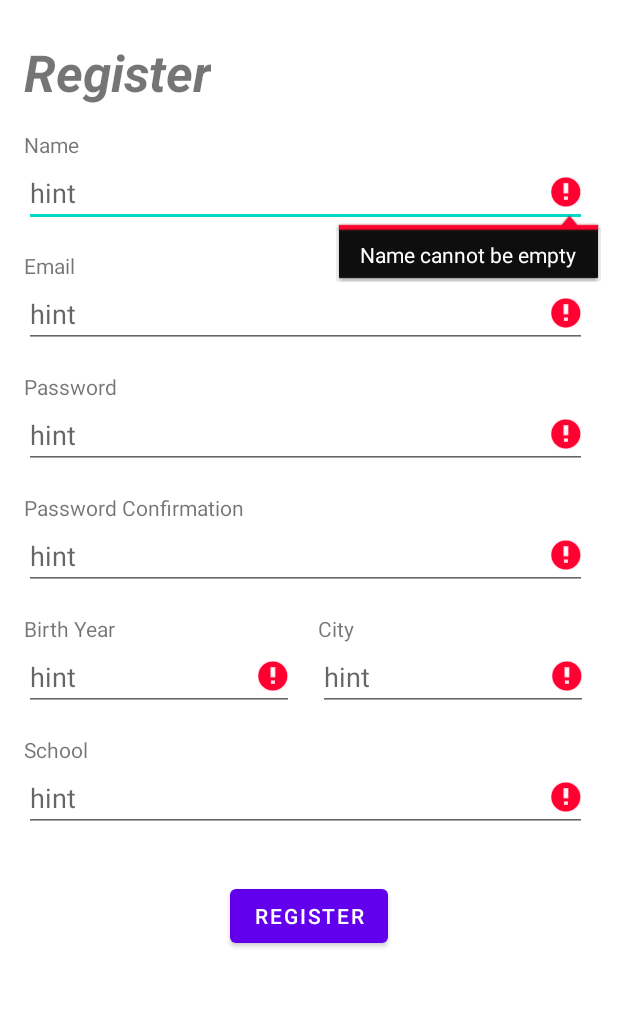
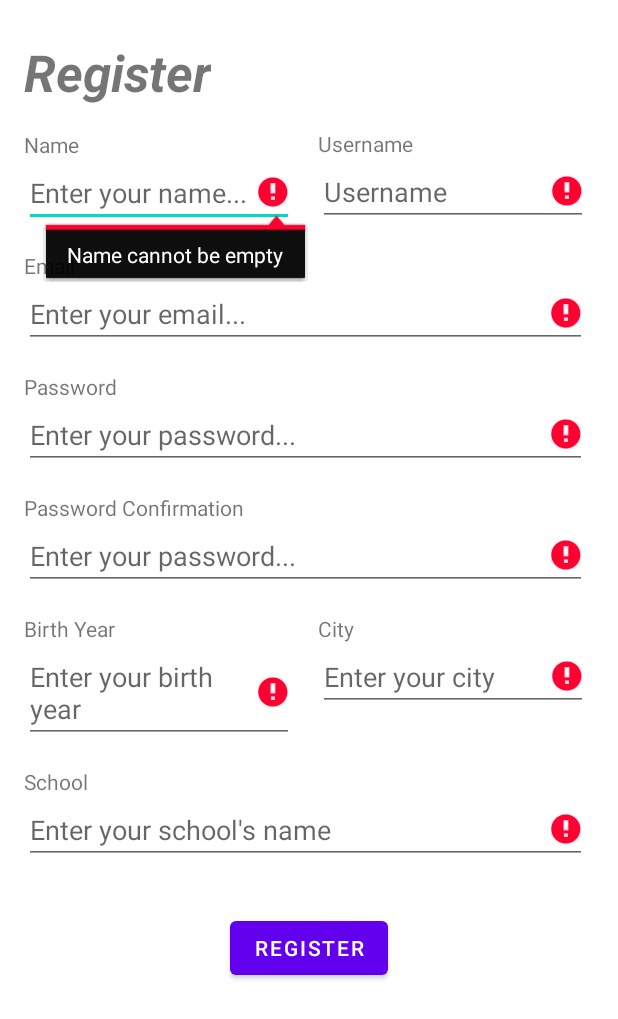
Before and after one commit to davidalex-dev/Sej11, an Android app: the RegisterActivity screen opened directly, with no data from a screen before it, after a tap on "REGISTER", on a phone screen of 412 x 824 dp. Shown: the top 1019 px of the screen. Run offline under Robolectric (Android 15) with nearby library versions, the phone set to English and light mode, and no system bars.

Commit message:
2nd commit for now

```diff
--- a/app/src/main/java/com/uc/sej11/repositories/AuthRepository.java
+++ b/app/src/main/java/com/uc/sej11/repositories/AuthRepository.java
@@ -55,12 +55,12 @@ public class AuthRepository {
         return tokenResponse;
     }
 
-    public MutableLiveData<RegisterResponse> register(String name, String email,
+    public MutableLiveData<RegisterResponse> register(String name, String email, String username,
                                                               String password, String password_confirmation,
                                                               String school, String city, String birthyear){
         MutableLiveData<RegisterResponse> registerResponse = new MutableLiveData<>();
 
-        apiService.register(name, email, password, password_confirmation, school, city, birthyear).enqueue(new Callback<RegisterResponse>() {
+        apiService.register(name, email, username, password, password_confirmation, school, city, birthyear).enqueue(new Callback<RegisterResponse>() {
             @Override
             public void onResponse(Call<RegisterResponse> call, Response<RegisterResponse> response) {
                 if(response.isSuccessful()){
--- a/app/src/main/java/com/uc/sej11/retrofit/ApiEndPoints.java
+++ b/app/src/main/java/com/uc/sej11/retrofit/ApiEndPoints.java
@@ -23,6 +23,7 @@ public interface ApiEndPoints {
     @FormUrlEncoded
     Call<RegisterResponse> register(@Field("name") String name,
                                     @Field("email") String email,
+                                    @Field("username") String username,
                                     @Field("password") String password,
                                     @Field("password_confirmation") String password_confirmation,
                                     @Field("school") String school,
@@ -31,4 +32,6 @@ public interface ApiEndPoints {
 
     @POST("logout")
     Call<JsonObject> logout();
+
+
 }
--- a/app/src/main/java/com/uc/sej11/view/Activities/RegisterActivity/RegisterActivity.java
+++ b/app/src/main/java/com/uc/sej11/view/Activities/RegisterActivity/RegisterActivity.java
@@ -6,6 +6,7 @@ import androidx.navigation.NavDirections;
 import androidx.navigation.Navigation;
 
 import android.os.Bundle;
+import android.util.Log;
 import android.view.View;
 import android.widget.Button;
 import android.widget.EditText;
@@ -18,11 +19,13 @@ import com.uc.sej11.R;
 
 public class RegisterActivity extends AppCompatActivity {
 
-    TextInputEditText register_name, register_email, register_pass, register_pass_confirm, register_year,
-            register_city, register_school;
+    TextInputEditText register_name, register_email, register_username, register_pass,
+            register_pass_confirm, register_year, register_city, register_school;
     Button btn_register;
 
     private RegisterViewModel registerViewModel;
+
+    private static final String TAG = "RegisterActivity";
 
     @Override
     protected void onCreate(Bundle savedInstanceState) {
@@ -35,14 +38,25 @@ public class RegisterActivity extends AppCompatActivity {
             public void onClick(View view) {
                 String name = register_name.getEditableText().toString().trim();
                 String email = register_email.getEditableText().toString().trim();
+                String username = register_username.getEditableText().toString().trim();
                 String pass = register_pass.getEditableText().toString().trim();
                 String cpass = register_pass_confirm.getEditableText().toString().trim();
                 String year = register_year.getEditableText().toString().trim();
                 String city = register_city.getEditableText().toString().trim();
                 String school  = register_school.getEditableText().toString().trim();
 
+                Log.d(TAG, "name is: " +name);
+                Log.d(TAG, "username is: " +username);
+                Log.d(TAG, "email is: " + email);
+                Log.d(TAG, "password is: " + pass);
+                Log.d(TAG, "password confirm: " + cpass);
+                Log.d(TAG, "year: " + year);
+                Log.d(TAG, "city: " + city);
+                Log.d(TAG, "school: " + school);
+
                 if(!register_name.getEditableText().toString().isEmpty()
                 && !register_email.getEditableText().toString().isEmpty()
+                && !register_username.getEditableText().toString().isEmpty()
                 && !register_pass.getEditableText().toString().isEmpty()
                 && !register_pass_confirm.getEditableText().toString().isEmpty()
                 && !register_year.getEditableText().toString().isEmpty()
@@ -52,32 +66,33 @@ public class RegisterActivity extends AppCompatActivity {
 
                     register_name.setError(null);
                     register_email.setError(null);
+                    register_username.setError(null);
                     register_pass.setError(null);
                     register_year.setError(null);
                     register_city.setError(null);
                     register_school.setError(null);
 
 
-                    if(register_pass != register_pass_confirm){
+                    if(!pass.equals(cpass)){
                         register_pass_confirm.setError("Password not the same as password confirmation!");
                     }else{
                         register_pass_confirm.setError(null);
                         Toast.makeText(getApplicationContext(), "Bingo!", Toast.LENGTH_SHORT).
                                 show();
 
-//                    registerViewModel.register(name, email, pass, cpass, school, city, year).observe(
-//                            RegisterActivity.this, registerResponse -> {
-//
-//                                if(registerResponse!=null){
-//                                    Toast.makeText(getApplicationContext(), "User has been registered successfully.",
-//                                            Toast.LENGTH_SHORT).show();
-//                                    finish();
-//                                }else{
-//                                    Toast.makeText(getApplicationContext(), "Register failed.", Toast.LENGTH_SHORT).
-//                                            show();
-//                                }
-//
-//                            });
+                    registerViewModel.register(name, email, username, pass, cpass, school, city, year).observe(
+                            RegisterActivity.this, registerResponse -> {
+
+                                if(registerResponse!=null){
+                                    Toast.makeText(getApplicationContext(), "User has been registered successfully.",
+                                            Toast.LENGTH_SHORT).show();
+                                    finish();
+                                }else{
+                                    Toast.makeText(getApplicationContext(), "Register failed.", Toast.LENGTH_SHORT).
+                                            show();
+                                }
+
+                            });
 
                     }
 
@@ -89,6 +104,10 @@ public class RegisterActivity extends AppCompatActivity {
 
                     if(register_email.getEditableText().toString().isEmpty()){
                         register_email.setError("Email cannot be empty");
+                    }
+
+                    if(register_username.getEditableText().toString().isEmpty()){
+                        register_username.setError("Username cannot be empty");
                     }
 
                     if(register_pass.getEditableText().toString().isEmpty()){
@@ -120,6 +139,7 @@ public class RegisterActivity extends AppCompatActivity {
     private void InitView() {
         register_name = findViewById(R.id.editText_register_name);
         register_email = findViewById(R.id.editText_register_email);
+        register_username = findViewById(R.id.editText_register_username);
         register_pass = findViewById(R.id.editText_register_password);
         register_pass_confirm = findViewById(R.id.editText_register_password_confirm);
         register_year = findViewById(R.id.editText_register_birthyear);
--- a/app/src/main/java/com/uc/sej11/view/Activities/RegisterActivity/RegisterViewModel.java
+++ b/app/src/main/java/com/uc/sej11/view/Activities/RegisterActivity/RegisterViewModel.java
@@ -18,10 +18,10 @@ public class RegisterViewModel extends AndroidViewModel {
         authRepository = AuthRepository.getInstance();
     }
 
-    public MutableLiveData<RegisterResponse> register(String name, String email,
+    public MutableLiveData<RegisterResponse> register(String name, String email, String username,
                                                       String password, String password_confirmation,
                                                       String school, String city, String birthyear){
-        return authRepository.register(name, email, password, password_confirmation, school, city,
-                birthyear);
+        return authRepository.register(name, email, username, password, password_confirmation,
+                school, city, birthyear);
     }
 }
--- a/app/src/main/java/com/uc/sej11/view/Activities/SplashActivity.java
+++ b/app/src/main/java/com/uc/sej11/view/Activities/SplashActivity.java
@@ -25,6 +25,11 @@ public class SplashActivity extends AppCompatActivity {
         new Handler().postDelayed (new Runnable(){
             @Override
             public void run(){
+
+                //this one is for testing purposes only
+//                Intent i = new Intent(SplashActivity.this, MainActivity.class);
+//                startActivity(i);
+
                 if (helper.getAccessToken().isEmpty()){
                     Toast.makeText(getApplicationContext(), "Not logged in.", Toast.LENGTH_SHORT).show();
                     Intent i = new Intent(SplashActivity.this, LoginActivity.class);
--- a/app/src/main/res/layout/activity_register.xml
+++ b/app/src/main/res/layout/activity_register.xml
@@ -85,9 +85,9 @@
 
     <com.google.android.material.textfield.TextInputEditText
         android:id="@+id/editText_register_name"
-        android:layout_width="375dp"
+        android:layout_width="180dp"
         android:layout_height="wrap_content"
-        android:hint="hint"
+        android:hint="@string/hint_name"
         app:layout_constraintStart_toStartOf="@+id/textView_register_name"
         app:layout_constraintTop_toBottomOf="@+id/textView_register_name" />
 
@@ -95,7 +95,8 @@
         android:id="@+id/editText_register_email"
         android:layout_width="375dp"
         android:layout_height="wrap_content"
-        android:hint="hint"
+        android:hint="@string/hint_email"
+        android:inputType="textEmailAddress"
         app:layout_constraintStart_toStartOf="@+id/textView_register_email"
         app:layout_constraintTop_toBottomOf="@+id/textView_register_email" />
 
@@ -103,7 +104,9 @@
         android:id="@+id/editText_register_password"
         android:layout_width="375dp"
         android:layout_height="wrap_content"
-        android:hint="hint"
+        android:hint="@string/hint_password"
+        android:inputType="textPassword"
+        android:password="true"
         app:layout_constraintStart_toStartOf="@+id/textView_register_password"
         app:layout_constraintTop_toBottomOf="@+id/textView_register_password" />
 
@@ -111,7 +114,9 @@
         android:id="@+id/editText_register_password_confirm"
         android:layout_width="375dp"
         android:layout_height="wrap_content"
-        android:hint="hint"
+        android:hint="@string/hint_password"
+        android:inputType="textPassword"
+        android:password="true"
         app:layout_constraintStart_toStartOf="@+id/textView_register_password_confirmation"
         app:layout_constraintTop_toBottomOf="@+id/textView_register_password_confirmation" />
 
@@ -119,7 +124,7 @@
         android:id="@+id/editText_register_birthyear"
         android:layout_width="180dp"
         android:layout_height="wrap_content"
-        android:hint="hint"
+        android:hint="@string/hint_birthyear"
         app:layout_constraintStart_toStartOf="@+id/textView_register_birthyear"
         app:layout_constraintTop_toBottomOf="@+id/textView_register_birthyear" />
 
@@ -128,15 +133,26 @@
         android:layout_width="180dp"
         android:layout_height="wrap_content"
         android:layout_marginStart="16dp"
-        android:hint="hint"
+        android:hint="@string/hint_city"
         app:layout_constraintStart_toEndOf="@+id/editText_register_birthyear"
         app:layout_constraintTop_toBottomOf="@+id/textView_register_city" />
+
+    <com.google.android.material.textfield.TextInputEditText
+        android:id="@+id/editText_register_username"
+        android:layout_width="180dp"
+        android:layout_height="wrap_content"
+        android:layout_marginStart="16dp"
+        android:hint="@string/register_username"
+        app:layout_constraintEnd_toEndOf="parent"
+        app:layout_constraintHorizontal_bias="0.0"
+        app:layout_constraintStart_toEndOf="@+id/editText_register_name"
+        app:layout_constraintTop_toBottomOf="@+id/textView_register_username" />
 
     <com.google.android.material.textfield.TextInputEditText
         android:id="@+id/editText_register_school"
         android:layout_width="375dp"
         android:layout_height="wrap_content"
-        android:hint="hint"
+        android:hint="@string/hint_school"
         app:layout_constraintStart_toStartOf="@+id/textView_register_school"
         app:layout_constraintTop_toBottomOf="@+id/textView_register_school" />
 
@@ -150,4 +166,16 @@
         app:layout_constraintStart_toStartOf="parent"
         app:layout_constraintTop_toBottomOf="@+id/editText_register_school" />
 
+    <TextView
+        android:id="@+id/textView_register_username"
+        android:layout_width="wrap_content"
+        android:layout_height="wrap_content"
+        android:layout_marginStart="16dp"
+        android:layout_marginTop="86dp"
+        android:text="@string/register_username"
+        app:layout_constraintEnd_toEndOf="parent"
+        app:layout_constraintHorizontal_bias="0.0"
+        app:layout_constraintStart_toEndOf="@+id/editText_register_name"
+        app:layout_constraintTop_toTopOf="parent" />
+
 </androidx.constraintlayout.widget.ConstraintLayout>
--- a/app/src/main/res/navigation/nav_graph.xml
+++ b/app/src/main/res/navigation/nav_graph.xml
@@ -22,7 +22,7 @@
         tools:layout="@layout/fragment_materi" />
     <fragment
         android:id="@+id/OptionFragment"
-        android:name="com.uc.sej11.view.Fragments.OptionFragment"
+        android:name="com.uc.sej11.view.Fragments.OptionFragment.OptionFragment"
         android:label="fragment_option"
         tools:layout="@layout/fragment_option" />
     <fragment
--- a/app/src/main/res/values/strings.xml
+++ b/app/src/main/res/values/strings.xml
@@ -12,12 +12,20 @@
     <string name="text_password">Password</string>
     <string name="login_notuser">Not an user?</string>
     <string name="login_registernow">Register now</string>
-    <string name="hint_login_email">Enter your email...</string>
-    <string name="hint_login_password">Enter your password...</string>
     <string name="text_register">Register</string>
     <string name="text_name">Name</string>
     <string name="register_passconfirm">Password Confirmation</string>
     <string name="register_city">City</string>
     <string name="register_school">School</string>
     <string name="register_birth">Birth Year</string>
+    <string name="register_username">Username</string>
+
+    <string name="hint_email">Enter your email...</string>
+    <string name="hint_password">Enter your password...</string>
+    <string name="hint_name">Enter your name...</string>
+    <string name="hint_username">Enter your username...</string>
+    <string name="hint_birthyear">Enter your birth year</string>
+    <string name="hint_city">Enter your city</string>
+    <string name="hint_school">Enter your school\'s name</string>
+    <string name="option_logout">Logout</string>
 </resources>
```
Also changed, not shown: app/src/main/AndroidManifest.xml (+8 -1 lines), app/src/main/java/com/uc/sej11/model/RegisterResponse.java (+7 -0 lines), app/src/main/java/com/uc/sej11/repositories/ProfileRepository.java (added, +74 -0 lines), app/src/main/java/com/uc/sej11/retrofit/RetrofitService.java (+5 -4 lines), app/src/main/java/com/uc/sej11/view/Activities/LoginActivity/LoginActivity.java (+14 -12 lines), app/src/main/java/com/uc/sej11/view/Fragments/OptionFragment.java (deleted, +0 -66 lines), app/src/main/java/com/uc/sej11/view/Fragments/OptionFragment/OptionFragment.java (added, +128 -0 lines), app/src/main/java/com/uc/sej11/view/Fragments/OptionFragment/OptionViewModel.java (added, +38 -0 lines), app/src/main/res/layout/activity_login.xml (+6 -2 lines), app/src/main/res/layout/fragment_option.xml (+31 -7 lines).
